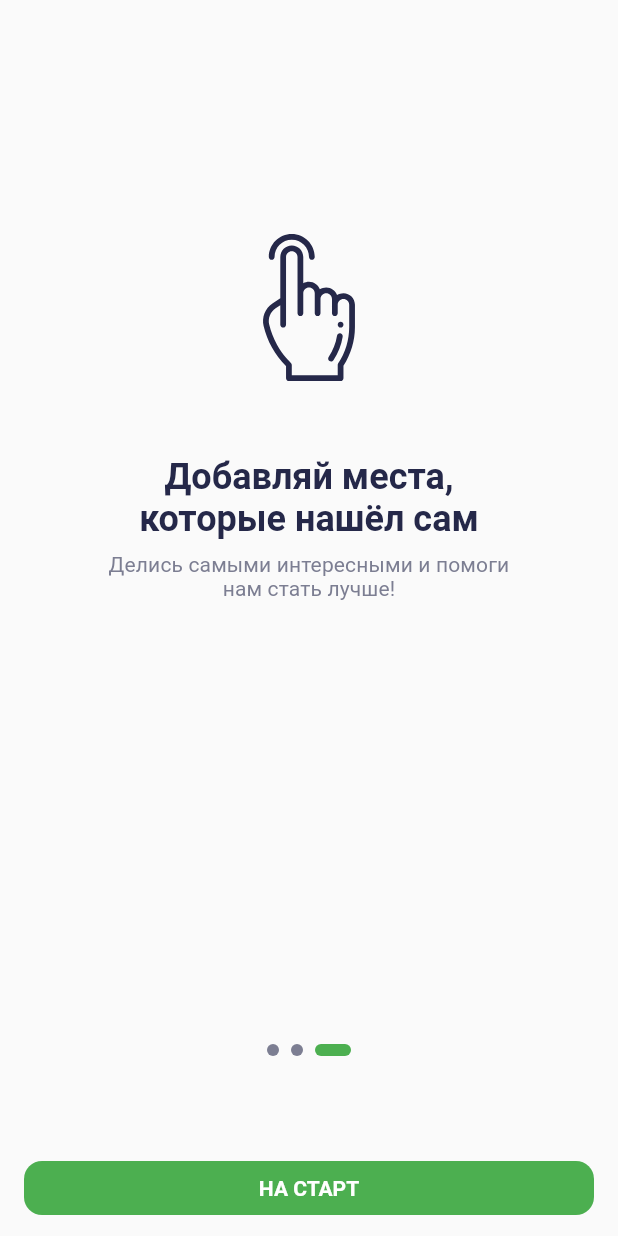
After one commit to PolinaYudina1990/flutter-course-project, a Flutter app: the screen it shows after launch, swiped to page 3, on a phone screen of 412 x 824 dp. The commit adds this screen. Run offline on Flutter 3.47's test engine with Material 2 defaults, Android fonts, the phone set to English and light mode, and no system bars; drawn by our look-alikes of smooth_page_indicator; our stand-ins replace flutter_svg.

Commit message:
pageView and onBoarded

```diff
--- a/lib/components/sightVisited.dart
+++ b/lib/components/sightVisited.dart
@@ -76,7 +76,7 @@ class FavoriteVisited extends StatelessWidget {
                           topRight: const Radius.circular(15),
                         ),
                         child: Image.network(
-                          '${sight.url}',
+                          sight.urlImages[0],
                           height: double.infinity,
                           width: double.infinity,
                           fit: BoxFit.cover,
--- a/lib/components/sightWantVisit.dart
+++ b/lib/components/sightWantVisit.dart
@@ -79,7 +79,7 @@ class FavoriteWishVisit extends StatelessWidget {
                           topRight: const Radius.circular(15),
                         ),
                         child: Image.network(
-                          '${sight.url}',
+                          sight.urlImages[0],
                           height: double.infinity,
                           width: double.infinity,
                           fit: BoxFit.cover,
--- /dev/null
+++ b/lib/domain/onBoard.dart
@@ -0,0 +1,32 @@
+import 'package:flutter/material.dart';
+import 'package:places/res/Strings.dart';
+
+class OnBoardingItem {
+  final String assetName;
+  final String title;
+  final String description;
+
+  OnBoardingItem({
+    @required this.assetName,
+    @required this.title,
+    @required this.description,
+  });
+}
+
+List<OnBoardingItem> itemOnBoardList = [
+  OnBoardingItem(
+    assetName: signpost,
+    description: onBoardingDescription,
+    title: onBoardingTitle,
+  ),
+  OnBoardingItem(
+    assetName: bag,
+    description: onBoardingDescription2,
+    title: onBoardingTitle2,
+  ),
+  OnBoardingItem(
+    assetName: tapHand,
+    description: onBoardingDescription3,
+    title: onBoardingTitle3,
+  ),
+];
--- a/lib/domain/sight.dart
+++ b/lib/domain/sight.dart
@@ -2,20 +2,22 @@ class Sight {
   final String name;
   final String workHours;
   final CoordinatePoint coordinatePoint;
-  final String url;
+  // final String url;
   final String details;
   final SightType type;
   final String titleType;
+  final List<String> urlImages;
   bool wantToVisit;
   bool visited;
   Sight(
       {this.name,
       this.workHours,
       this.coordinatePoint,
-      this.url,
+      // this.url,
       this.details,
       this.type,
       this.titleType,
+      this.urlImages,
       this.wantToVisit,
       this.visited});
 }
--- a/lib/main.dart
+++ b/lib/main.dart
@@ -1,5 +1,6 @@
 import 'package:flutter/material.dart';
 import 'package:places/res/themes.dart';
+import 'package:places/ui/screen/onboarding.dart';
 import 'package:places/ui/screen/settingsScreen.dart';
 import 'package:places/ui/screen/home_screen.dart';
 import 'package:provider/provider.dart';
@@ -24,7 +25,7 @@ class _MyAppState extends State<MyApp> {
             theme: lightTheme,
             darkTheme: darkTheme,
             themeMode: notifier.darkTheme ? ThemeMode.dark : ThemeMode.light,
-            home: HomeScreen(),
+            home: OnBoardingScreen(),
           );
         },
       ),
--- a/lib/res/Strings.dart
+++ b/lib/res/Strings.dart
@@ -19,6 +19,9 @@ const String titleSightListScreen = 'Список интересных мест'
     favorite2 = 'lib/res/icons/heart2.svg',
     favoriteempty1 = 'lib/res/icons/photo.svg',
     delete = 'lib/res/icons/trash.svg',
+    bag = 'lib/res/icons/bag.svg',
+    signpost = 'lib/res/icons/signpost.svg',
+    tapHand = 'lib/res/icons/tap.svg',
 
 //SightDetail.dart
     buildNavigation = 'ПОСТРОИТЬ МАРШРУТ',
@@ -70,6 +73,17 @@ const String titleSightListScreen = 'Список интересных мест'
     historyScreenText1 = 'ВЫ ИСКАЛИ',
     historyScreenText2 = 'Очистить историю',
 
+// OnBoardingScreen
+    onBoardingTitle = 'Добро пожаловать в Путеводитель',
+    onBoardingTitle2 = 'Построй маршрут и отправляйся в путь',
+    onBoardingTitle3 = 'Добавляй места, которые нашёл сам',
+    onBoardingDescription = 'Ищи новые локации и сохраняй самые любимые.',
+    onBoardingDescription2 = 'Достигай цели максимально быстро и комфортно.',
+    onBoardingDescription3 =
+        'Делись самыми интересными и помоги нам стать лучше!',
+    onBoardButton = 'Пропустить',
+    onBoardButtonBottom = 'НА СТАРТ',
+
 //SettingsScreen
     tutorial = 'Смотреть туториал',
     settings = 'Настройки';
--- a/lib/ui/screen/AddSightScree.dart
+++ b/lib/ui/screen/AddSightScree.dart
@@ -349,7 +349,7 @@ class _AddNewSightState extends State<AddNewSight> {
                   double.tryParse(_controllerLatitude.text),
                   double.tryParse(_controllerLongitude.text),
                 ),
-                url: '',
+                urlImages: [],
                 details: _controllerDetails.text,
                 titleType: selectedCat.toString(),
                 workHours: 'закрыто до 09:00',
--- a/lib/ui/screen/SightSearchScreen.dart
+++ b/lib/ui/screen/SightSearchScreen.dart
@@ -262,7 +262,7 @@ class SearchCard extends StatelessWidget {
                   Radius.circular(15),
                 ),
                 child: Image.network(
-                  '${sight.url}',
+                  sight.urlImages[0],
                   height: double.infinity,
                   width: double.infinity,
                   fit: BoxFit.cover,
--- /dev/null
+++ b/lib/ui/screen/onboarding.dart
@@ -0,0 +1,163 @@
+import 'package:flutter/material.dart';
+import 'package:flutter_svg/svg.dart';
+import 'package:smooth_page_indicator/smooth_page_indicator.dart';
+import 'package:places/domain/onBoard.dart';
+import 'package:places/res/Strings.dart';
+import 'package:places/res/colors.dart';
+
+import 'home_screen.dart';
+
+class OnBoardingScreen extends StatefulWidget {
+  const OnBoardingScreen({Key key}) : super(key: key);
+
+  @override
+  _OnBoardingScreenState createState() => _OnBoardingScreenState();
+}
+
+class _OnBoardingScreenState extends State<OnBoardingScreen> {
+  OnBoardingItem item;
+  int selectedPage = 0;
+  final _pageController = PageController(viewportFraction: 1);
+
+  @override
+  Widget build(BuildContext context) {
+    return Scaffold(
+      appBar: AppBar(
+          backgroundColor: Colors.transparent,
+          elevation: 0,
+          centerTitle: true,
+          actions: <Widget>[
+            selectedPage == 2
+                ? SizedBox.shrink()
+                : TextButton(
+                    onPressed: () {
+                      Navigator.push(
+                          context,
+                          MaterialPageRoute(
+                              builder: (context) => HomeScreen()));
+                    },
+                    child: Text(onBoardButton,
+                        style: Theme.of(context)
+                            .textTheme
+                            .headline5
+                            .copyWith(color: buttonColor))),
+          ]),
+      body: Stack(children: [
+        Column(
+          children: [
+            const SizedBox(
+              height: 100,
+            ),
+            Expanded(
+              child: PageView.builder(
+                controller: _pageController,
+                onPageChanged: (page) {
+                  setState(() {
+                    selectedPage = page;
+                  });
+                },
+                itemBuilder: (BuildContext context, int index) {
+                  return OnBoardPage(item: itemOnBoardList[index]);
+                },
+              ),
+            ),
+            Padding(
+              padding: EdgeInsets.only(bottom: 120),
+              child: SmoothPageIndicator(
+                controller: _pageController,
+                count: itemOnBoardList.length,
+                effect: ExpandingDotsEffect(
+                    dotWidth: 8.0,
+                    dotHeight: 8.0,
+                    expansionFactor: 3,
+                    dotColor: secondary2,
+                    activeDotColor: greenYellow),
+              ),
+            ),
+          ],
+        ),
+        selectedPage == 2 ? OnBoardBottomButton() : SizedBox.shrink(),
+      ]),
+    );
+  }
+}
+
+class OnBoardPage extends StatelessWidget {
+  final OnBoardingItem item;
+  // final int index;
+  const OnBoardPage({
+    Key key,
+    this.item,
+  }) : super(key: key);
+
+  @override
+  Widget build(BuildContext context) {
+    return Padding(
+      padding: const EdgeInsets.only(right: 58.0, left: 58.0),
+      child: Column(
+        children: [
+          SvgPicture.asset(
+            item.assetName,
+            height: 98,
+            color: primaryColor2,
+          ),
+          const SizedBox(
+            height: 50,
+          ),
+          Text(
+            item.title,
+            textAlign: TextAlign.center,
+            style: Theme.of(context).textTheme.subtitle1.copyWith(
+                  fontSize: 24,
+                  color: primaryColor2,
+                ),
+          ),
+          const SizedBox(
+            height: 8,
+          ),
+          Text(item.description,
+              textAlign: TextAlign.center,
+              style: Theme.of(context).textTheme.subtitle2),
+        ],
+      ),
+    );
+  }
+}
+
+class OnBoardBottomButton extends StatelessWidget {
+  const OnBoardBottomButton({Key key}) : super(key: key);
+
+  @override
+  Widget build(BuildContext context) {
+    return Align(
+      alignment: FractionalOffset.bottomCenter,
+      child: Container(
+        padding: const EdgeInsets.only(
+          bottom: 8.0,
+          left: 16,
+          right: 16,
+        ),
+        width: double.infinity,
+        child: TextButton(
+          style: TextButton.styleFrom(
+            backgroundColor: buttonColor,
+            shape: const RoundedRectangleBorder(
+                borderRadius: BorderRadius.all(Radius.circular(12))),
+          ),
+          child: Text(
+            onBoardButtonBottom,
+            style: TextStyle(
+              color: iconColor,
+              fontWeight: FontWeight.w700,
+              fontSize: 14,
+            ),
+          ),
+          onPressed: () {
+            Navigator.push(
+                context, MaterialPageRoute(builder: (context) => HomeScreen()));
+          },
+        ),
+      ),
+    );
+  }
+}
--- a/lib/ui/screen/sight_card.dart
+++ b/lib/ui/screen/sight_card.dart
@@ -124,7 +124,7 @@ class ImageBox extends StatelessWidget {
               topRight: const Radius.circular(15),
             ),
             child: Image.network(
-              '${sight.url}',
+              sight.urlImages[0],
               height: double.infinity,
               width: double.infinity,
               fit: BoxFit.cover,
--- a/pubspec.yaml
+++ b/pubspec.yaml
@@ -18,6 +18,7 @@ dependencies:
   cupertino_icons: ^1.0.2
   flutter_svg: ^0.19.3
   provider: ^5.0.0
+  smooth_page_indicator: ^0.2.3
 
 
 dev_dependencies:
```
Also changed, not shown: lib/mocks.dart (+17 -5 lines), lib/ui/screen/Sight_details.dart (+90 -43 lines), lib/res/icons/bag.svg (added), lib/res/icons/signpost.svg (added), lib/res/icons/tap.svg (added).
